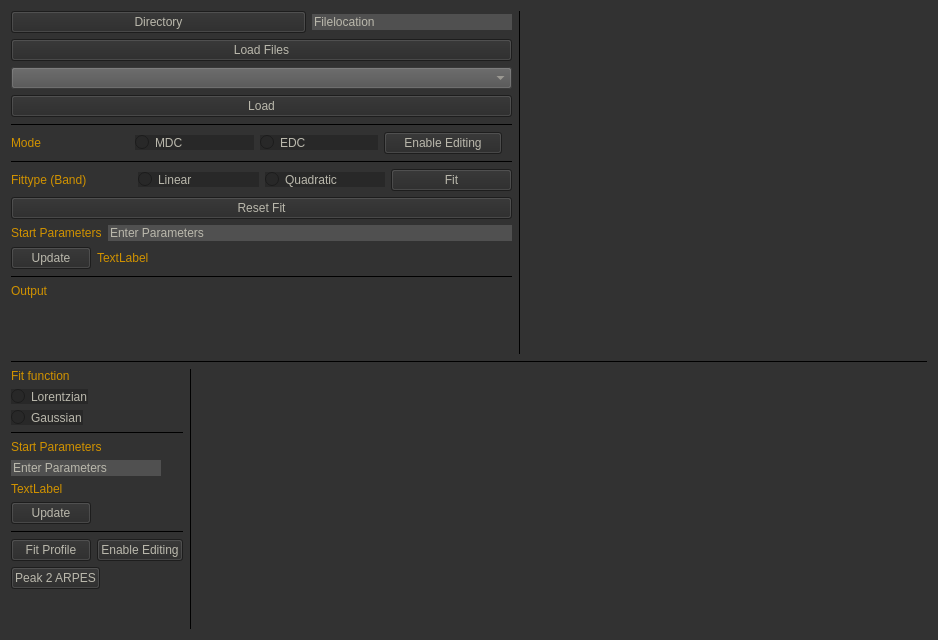
This is DataFitting.ui in MagiMas/ArpesBandmass as Qt 5 draws it before an edit. The edited form follows.
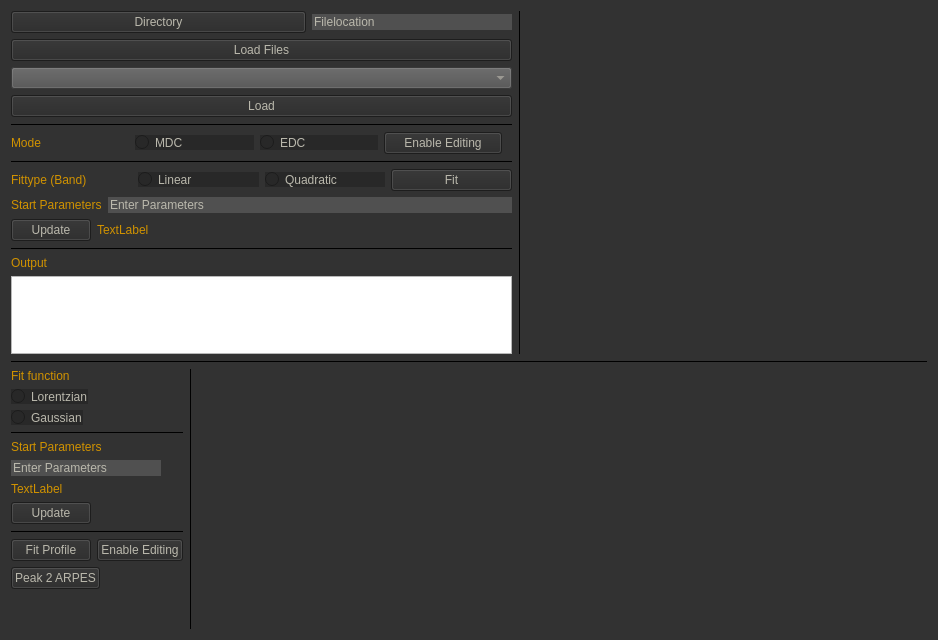
This is the edited form. Custom widgets are drawn as their Qt base class.

Patch:
```diff
--- a/DataFitting.ui
+++ b/DataFitting.ui
@@ -266,17 +266,6 @@
             </item>
            </layout>
           </item>
-          <item>
-           <layout class="QHBoxLayout" name="horizontalLayout_9">
-            <item>
-             <widget class="QPushButton" name="PB_ResetFit">
-              <property name="text">
-               <string>Reset Fit</string>
-              </property>
-             </widget>
-            </item>
-           </layout>
-          </item>
           <item>
            <layout class="QHBoxLayout" name="horizontalLayout_6">
             <item>
@@ -348,6 +337,13 @@
             </property>
            </widget>
           </item>
+          <item>
+           <widget class="QTextEdit" name="TE_ARPES_output">
+            <property name="readOnly">
+             <bool>true</bool>
+            </property>
+           </widget>
+          </item>
           <item>
            <spacer name="verticalSpacer">
             <property name="orientation">
```
Left out of the diff: 2 changed lines with no effect on the pictures.
